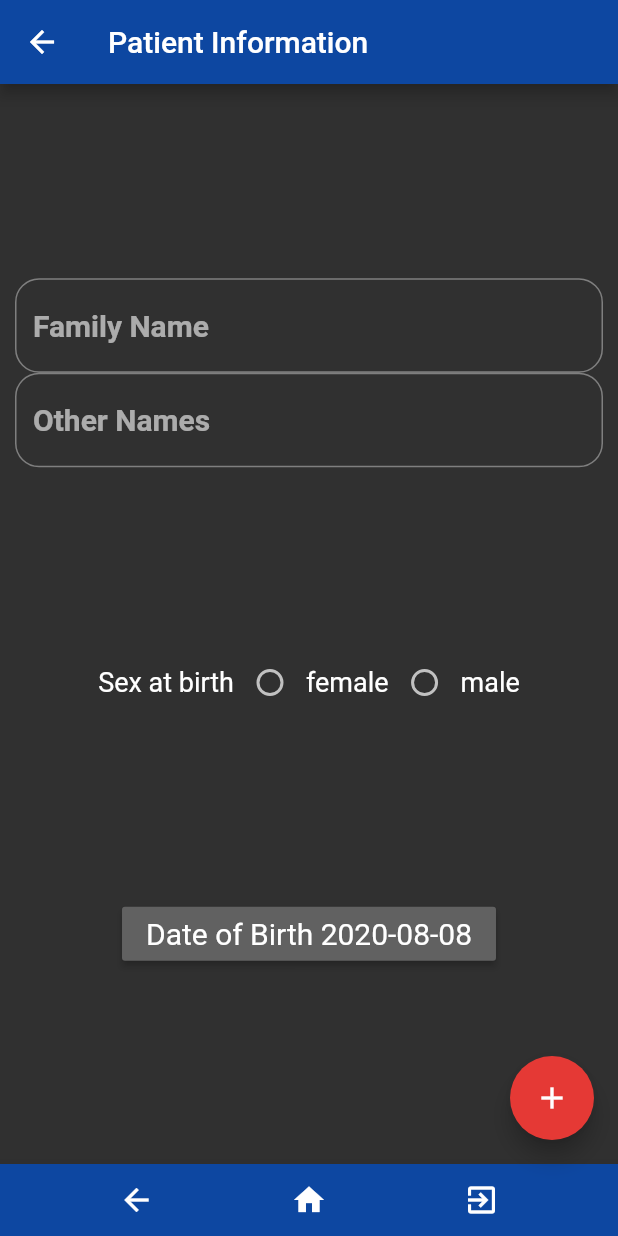
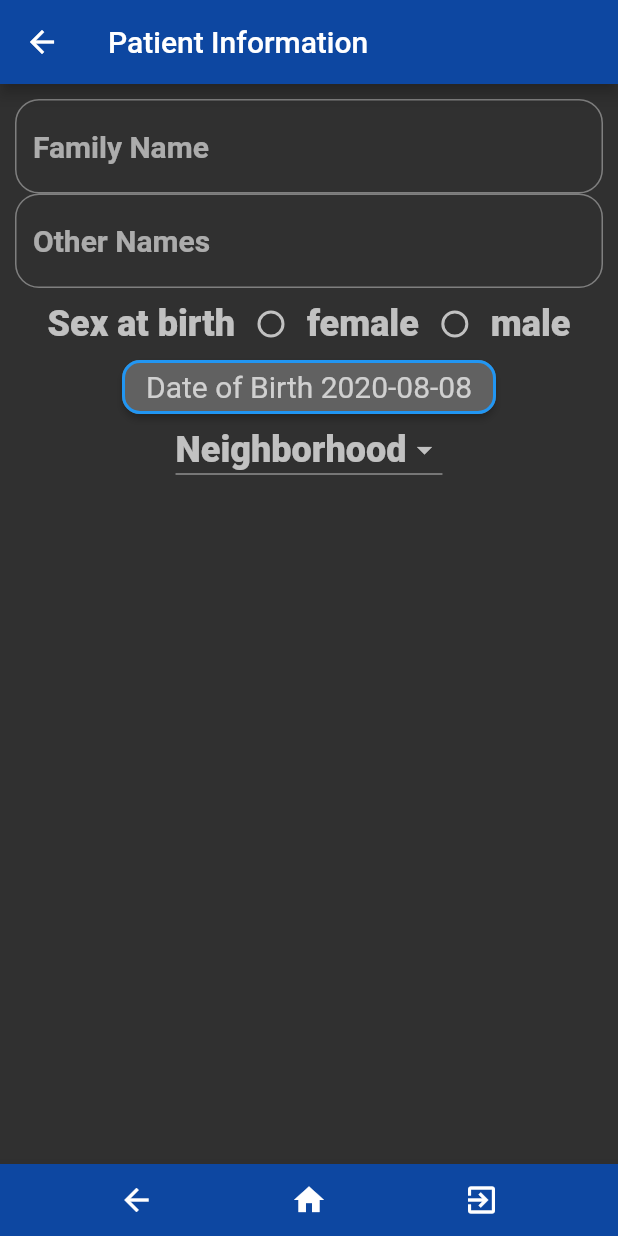
Before and after one commit to Dokotela/vigor, a Flutter app: the Registration screen opened directly, on a phone screen of 412 x 824 dp. Run offline on Flutter 3.47's test engine with Material 2 defaults, Android fonts, the phone set to English and light mode, and no system bars; our stand-ins replace dartz, freezed_annotation, get, google_fonts, sembast, sqflite; missing offline and left inert: fhir, sembast_sqflite, translator; accounts and stored records are empty; generated files the repository leaves out were written again.

Commit message:
Need to make it prettier

```diff
--- a/lib/main.dart
+++ b/lib/main.dart
@@ -1,3 +1,5 @@
+import 'dart:io';
+
 import 'package:flutter/material.dart';
 import 'package:get/get.dart';
 
@@ -17,7 +19,7 @@ class Start extends StatelessWidget {
       // theme: ThemeClass.light(),
       theme: ThemeClass.dark(),
       translations: MyTranslations(),
-      locale: const Locale('en', 'Us'),
+      locale: Locale(Platform.localeName.split('_')[0]),
       title: 'Vigor',
       home: const LoginScreen(),
     );
--- a/lib/screens/registration/patient_registration/patient_registration.dart
+++ b/lib/screens/registration/patient_registration/patient_registration.dart
@@ -18,7 +18,7 @@ class Registration extends StatelessWidget {
         padding: const EdgeInsets.all(10.0),
         child: Center(
           child: Column(
-            mainAxisAlignment: MainAxisAlignment.spaceEvenly,
+            mainAxisAlignment: MainAxisAlignment.start,
             children: <Widget>[
               Column(
                 children: <Widget>[
@@ -42,27 +42,41 @@ class Registration extends StatelessWidget {
                   ),
                 ],
               ),
-              GetBuilder<PatientRegistrationController>(
-                builder: (_) => Row(
+              Obx(
+                () => Row(
                   mainAxisAlignment: MainAxisAlignment.center,
                   children: <Widget>[
-                    Text('Sex at birth'.tr),
+                    Text(
+                      'Sex at birth'.tr,
+                      style: ThemeClass.dark().textTheme.headline4,
+                    ),
                     Radio(
                       value: 'female',
-                      groupValue: regController.gender,
+                      groupValue: regController.gender.value,
                       onChanged: (String _) => regController.setFemaleGender(),
                     ),
-                    Text('female'.tr),
+                    Text(
+                      'female'.tr,
+                      style: ThemeClass.dark().textTheme.headline4,
+                    ),
                     Radio(
                       value: 'male',
-                      groupValue: regController.gender,
+                      groupValue: regController.gender.value,
                       onChanged: (String _) => regController.setMaleGender(),
                     ),
-                    Text('male'.tr),
+                    Text(
+                      'male'.tr,
+                      style: ThemeClass.dark().textTheme.headline4,
+                    ),
                   ],
                 ),
               ),
               RaisedButton(
+                materialTapTargetSize: MaterialTapTargetSize.shrinkWrap,
+                shape: RoundedRectangleBorder(
+                  borderRadius: BorderRadius.circular(12.0),
+                  side: BorderSide(color: Colors.blue, width: 2.0),
+                ),
                 color: ThemeClass.dark().backgroundColor,
                 onPressed: () => showDatePicker(
                   context: context,
@@ -70,20 +84,37 @@ class Registration extends StatelessWidget {
                   firstDate: DateTime(1900, 1, 1),
                   lastDate: DateTime(2999, 12, 31),
                 ).then((date) => regController.chooseBirthDate(date)),
-                child: GetBuilder<PatientRegistrationController>(
-                  builder: (_) => Text(
-                    '${"Date of Birth".tr} ${regController?.dispBirthDate ?? ''}',
+                child: Obx(
+                  () => Text(
+                    '${"Date of Birth".tr} ${regController.dispBirthDate.value}',
+                    style: ThemeClass.dark().textTheme.headline5,
                     textAlign: TextAlign.center,
                   ),
                 ),
               ),
+              DropdownButton<String>(
+                  items: <String>[
+                    'Filiu',
+                    'La 41',
+                    'Carretera',
+                    'Villa_Verde',
+                    'Cachipero',
+                    'Puerto_Rico',
+                    'Kilombo'
+                  ].map((String value) {
+                    return DropdownMenuItem<String>(
+                      value: value,
+                      child: Text(value),
+                    );
+                  }).toList(),
+                  hint: Obx(() => Text(
+                        regController.displayBarrio.value,
+                        style: ThemeClass.dark().textTheme.headline4,
+                      )),
+                  onChanged: (newVal) => regController.setBarrio(newVal)),
             ],
           ),
         ),
-      ),
-      floatingActionButton: FloatingActionButton(
-        onPressed: () => regController.register(),
-        child: Icon(Icons.add),
       ),
       bottomNavigationBar: bottomAppBar,
     );
--- a/lib/screens/registration/patient_registration/patient_registration_controller.dart
+++ b/lib/screens/registration/patient_registration/patient_registration_controller.dart
@@ -4,19 +4,24 @@ import 'package:get/get.dart';
 import 'package:vigor/models/registration_value_objects.dart';
 
 class PatientRegistrationController extends GetxController {
+  PatientRegistrationController({this.patient});
+
   r4.Patient patient;
-
   TextEditingController familyName;
   TextEditingController givenName;
-
   RegistrationName family;
   String familyError;
   RegistrationName given;
   String givenError;
-  String gender;
+  final gender = ''.obs;
   RegistrationBirthDate birthDate;
-  String dispBirthDate =
-      DateTime.now().add(const Duration(days: 1)).toString().substring(0, 10);
+  final dispBirthDate = DateTime.now()
+      .add(const Duration(days: 1))
+      .toString()
+      .substring(0, 10)
+      .obs;
+  RegistrationBarrio barrio;
+  final displayBarrio = 'Neighborhood'.tr.obs;
 
   void register() {
     family == RegistrationName('Smith')
@@ -25,23 +30,18 @@ class PatientRegistrationController extends GetxController {
     update();
   }
 
-  void setFemaleGender() {
-    gender = 'female';
-    update();
-  }
+  void setFemaleGender() => gender.value = 'female';
 
-  void setMaleGender() {
-    gender = 'male';
-    update();
-  }
+  void setMaleGender() => gender.value = 'male';
 
   void chooseBirthDate(DateTime date) {
     final dateOnly = date.toString().substring(0, 10);
     birthDate = RegistrationBirthDate(r4.Date(dateOnly));
-    dispBirthDate = birthDate.value.fold(
+    dispBirthDate.value = birthDate.value.fold(
       (ifLeft) => '${"cannot be future date".tr}: ${ifLeft.failedValue}',
       (ifRight) => ifRight.toString(),
     );
-    update();
   }
+
+  void setBarrio(String newVal) => displayBarrio.value = newVal;
 }
--- a/lib/themes/theme.dart
+++ b/lib/themes/theme.dart
@@ -48,7 +48,7 @@ TextTheme _buildTextTheme() => TextTheme(
     );
 
 TextStyle _getTextStyle(double size, FontWeight fontWeight) =>
-    TextStyle(fontSize: size, fontWeight: fontWeight);
+    TextStyle(fontSize: size, fontWeight: fontWeight, color: Colors.white70);
 
 //     // Customize Themes
 //     appBarTheme: _buildAppBarTheme(textTheme),
```
Also changed, not shown: 1 other file.
